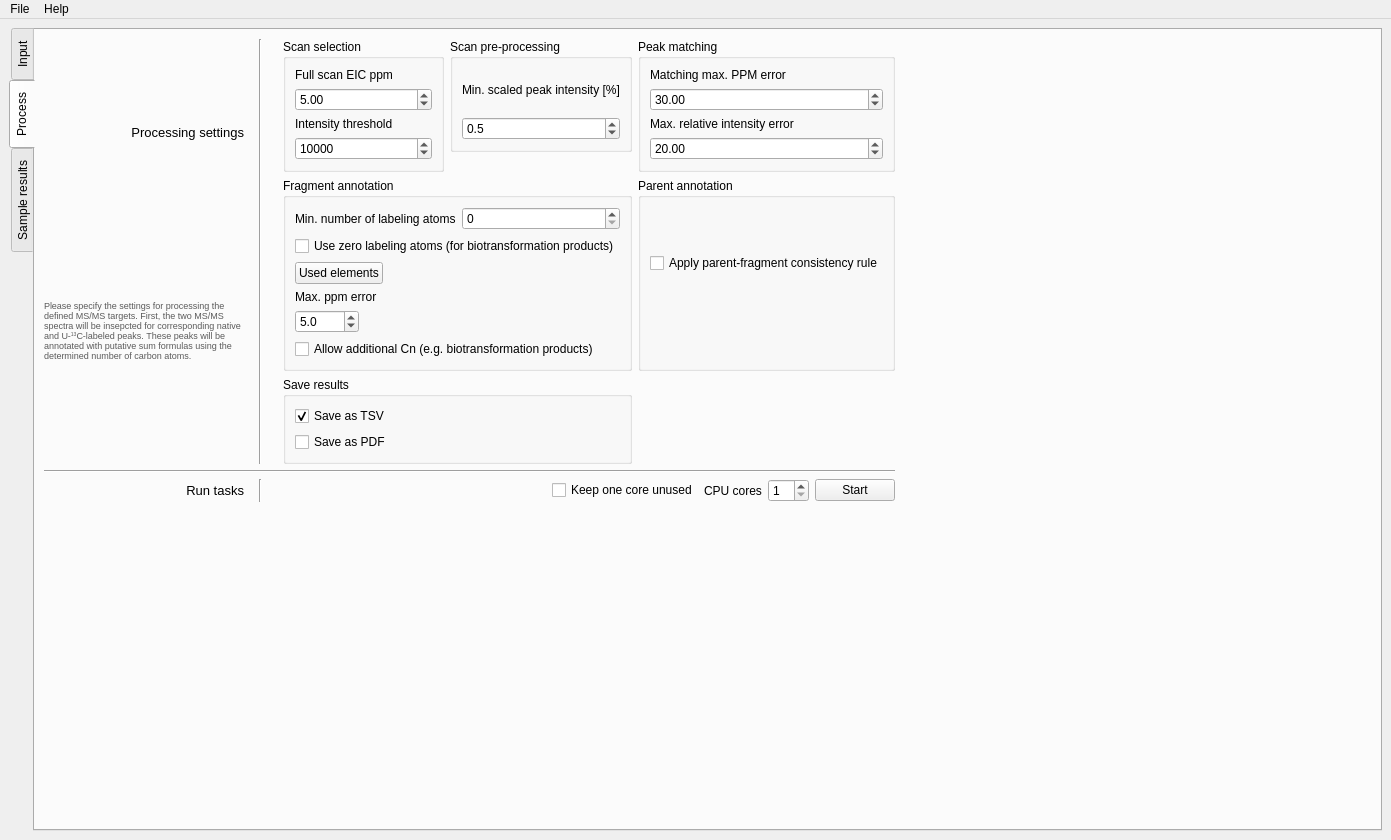
This is mePyGuis/guis/FE_mainWindow.ui in chrboku/MetExtract-II as Qt 5 draws it before an edit. The edited form follows.
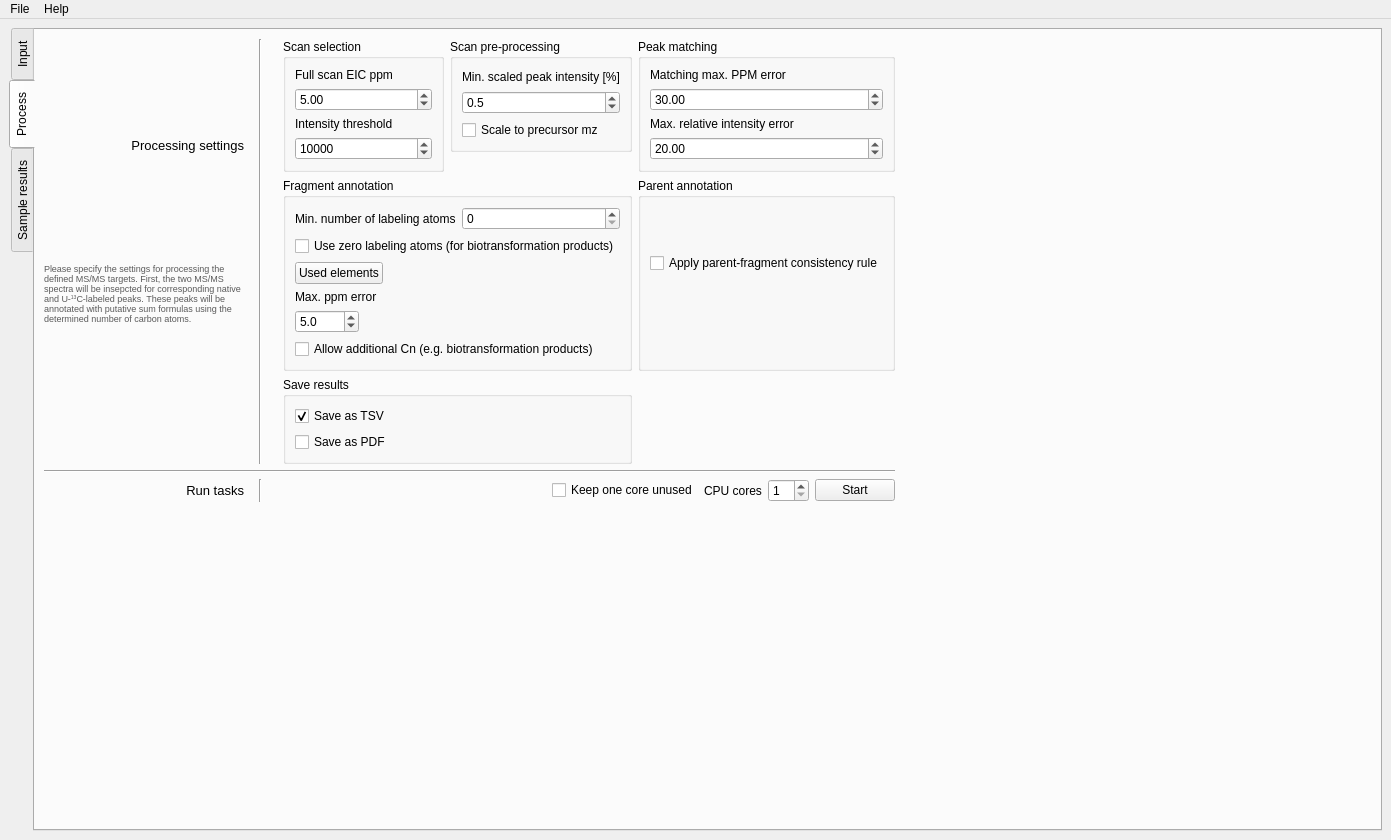
This is the edited form. The open tabs and pages were chosen to show the change.

```diff
--- a/mePyGuis/guis/FE_mainWindow.ui
+++ b/mePyGuis/guis/FE_mainWindow.ui
@@ -319,7 +319,7 @@
             <item row="0" column="0">
              <widget class="QLabel" name="label_6">
               <property name="sizePolicy">
-               <sizepolicy hsizetype="Preferred" vsizetype="Preferred">
+               <sizepolicy hsizetype="Preferred" vsizetype="Fixed">
                 <horstretch>0</horstretch>
                 <verstretch>0</verstretch>
                </sizepolicy>
@@ -335,7 +335,7 @@
             <item row="2" column="0">
              <widget class="QLabel" name="label">
               <property name="sizePolicy">
-               <sizepolicy hsizetype="Preferred" vsizetype="Preferred">
+               <sizepolicy hsizetype="Preferred" vsizetype="Fixed">
                 <horstretch>0</horstretch>
                 <verstretch>0</verstretch>
                </sizepolicy>
@@ -590,6 +590,19 @@
                    </property>
                   </widget>
                  </item>
+                 <item row="2" column="0">
+                  <widget class="QCheckBox" name="scalePrecursorMZ">
+                   <property name="sizePolicy">
+                    <sizepolicy hsizetype="Fixed" vsizetype="Fixed">
+                     <horstretch>0</horstretch>
+                     <verstretch>0</verstretch>
+                    </sizepolicy>
+                   </property>
+                   <property name="text">
+                    <string>Scale to precursor mz</string>
+                   </property>
+                  </widget>
+                 </item>
                 </layout>
                </widget>
               </item>
```
Left out of the diff: 4 changed lines with no effect on the pictures.
